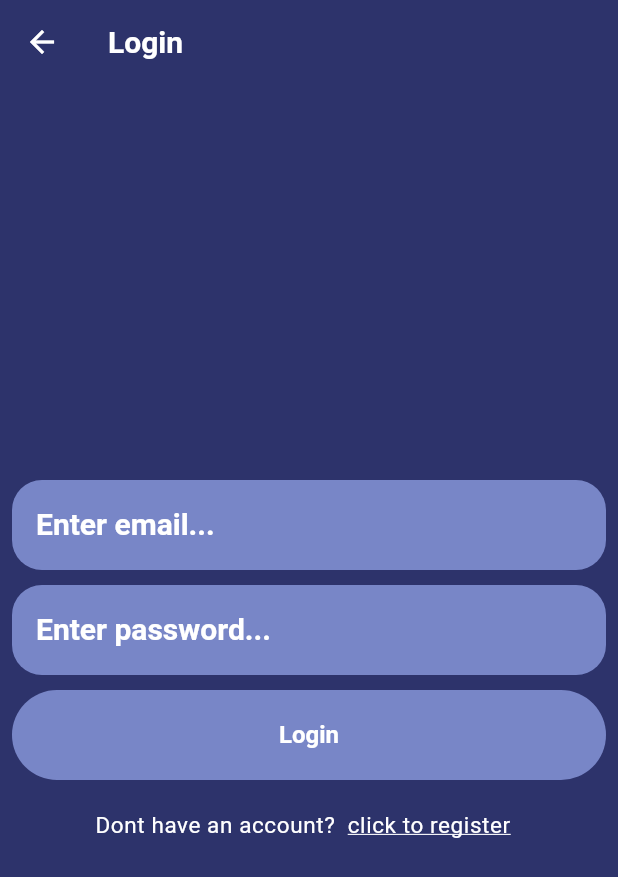
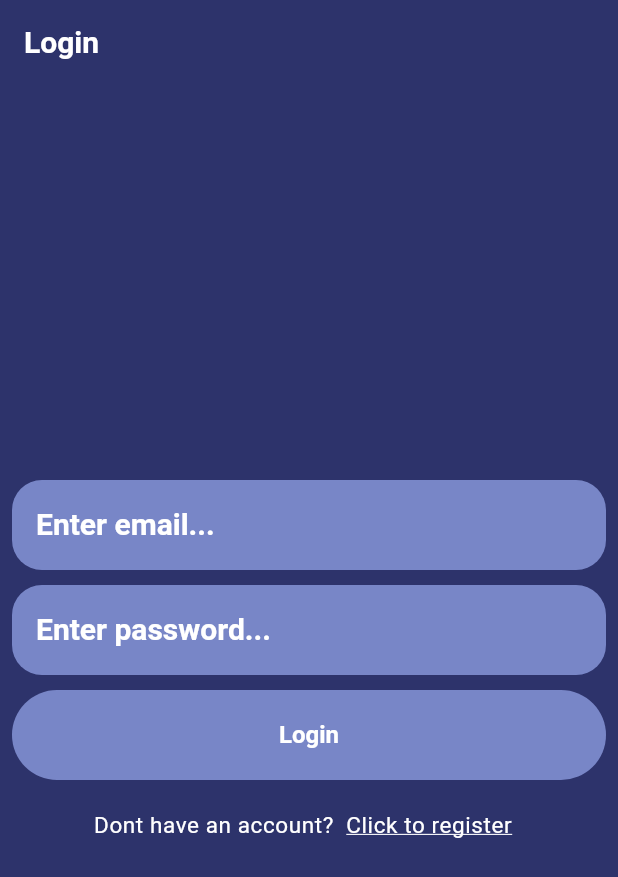
Before and after one commit to RohaanBashir/Talktive, a Flutter app: the LoginPage screen opened directly, on a phone screen of 412 x 824 dp. Shown: the top 877 px of the screen. Run offline on Flutter 3.47's test engine with Material 3 defaults, Android fonts, the light colour scheme and no system bars; our stand-ins replace bloc, flutter_bloc, google_fonts; accounts and stored records are empty.

Commit message:
added backend auth and ui

```diff
--- /dev/null
+++ b/lib/entities/MyUser.dart
@@ -0,0 +1,10 @@
+class MyUser{
+
+  final String uid;
+  final String token;
+  final String name;
+  final String email;
+
+  MyUser({required this.uid, required this.token, required this.name, required this.email});
+
+}
--- /dev/null
+++ b/lib/features/auth/cubit/auth_state.dart
@@ -0,0 +1,15 @@
+part of 'auth_cubit.dart';
+
+@immutable
+sealed class AuthState {}
+
+final class AuthInitial extends AuthState {}
+
+final class AuthSuccess extends AuthState {}
+
+final class AuthError extends AuthState {
+  AuthError({required this.message});
+  final String message;
+}
+
+final class AuthLoading extends AuthState {}
--- a/lib/RegisterPage.dart
+++ b/lib/features/auth/presentation/RegisterPage.dart
@@ -1,8 +1,8 @@
 import 'package:flutter/cupertino.dart';
 import 'package:flutter/material.dart';
 
-import 'CustomButton.dart';
-import 'customTextField.dart';
+import '../../../commonWidgets/CustomButton.dart';
+import '../../../commonWidgets/customTextField.dart';
 
 class RegisterPage extends StatelessWidget {
   RegisterPage({super.key});
--- /dev/null
+++ b/lib/features/auth/presentation/login.dart
@@ -0,0 +1,119 @@
+import 'package:flutter/cupertino.dart';
+import 'package:flutter/material.dart';
+import 'package:flutter_bloc/flutter_bloc.dart';
+import 'package:talktive/commonWidgets/customTextField.dart';
+import 'package:talktive/features/auth/presentation/RegisterPage.dart';
+import 'package:talktive/messages.dart';
+
+import '../../../commonWidgets/CustomButton.dart';
+import '../cubit/auth_cubit.dart';
+
+class LoginPage extends StatelessWidget {
+  LoginPage({super.key});
+
+  TextEditingController emailController = TextEditingController();
+  TextEditingController passController = TextEditingController();
+
+
+
+  @override
+  Widget build(BuildContext context) {
+
+    final authCubit = BlocProvider.of<AuthCubit>(context);
+
+    return Scaffold(
+      appBar: AppBar(title: Text("Login")),
+
+      body: BlocConsumer<AuthCubit, AuthState>(
+        listener: (context, state) {
+          if (state is AuthError) {
+            ScaffoldMessenger.of(
+              context,
+            ).showSnackBar(SnackBar(content: Text(state.message)));
+
+            if(state is AuthSuccess){
+              Navigator.pop(context);
+              Navigator.push(context,MaterialPageRoute(builder: (context) => Messages()));
+            }
+          }
+        },
+        builder: (context, state) {
+          return Center(
+            child: Padding(
+              padding: const EdgeInsets.all(8.0),
+              child: Column(
+                mainAxisAlignment: MainAxisAlignment.center,
+                children: [
+                  CustomTextField(
+                    controller: emailController,
+                    hintText: "Enter email...",
+                  ),
+                  SizedBox(height: 10),
+                  CustomTextField(
+                    controller: passController,
+                    hintText: "Enter password...",
+                    obscureText: true,
+                  ),
+                  SizedBox(height: 10),
+                  SizedBox(
+                    height: 60,
+                    width: double.infinity,
+                    child: ElevatedButton(
+                      onPressed: () {
+                        authCubit.login(emailController.text.toString(), passController.text.toString());
+                      },
+                      style: ElevatedButton.styleFrom(
+                        elevation: 2,
+                        backgroundColor: Theme.of(context).colorScheme.primary,
+                        shadowColor: Colors.transparent,
+                        padding: const EdgeInsets.all(16),
+                        shape: RoundedRectangleBorder(
+                          borderRadius: BorderRadius.circular(50),
+                        ),
+                      ),
+                      child: state is AuthLoading ? CircularProgressIndicator() : Text("Login"),
+                    ),
+                  ),
+
+                  SizedBox(height: 20),
+                  Center(
+                    child: Row(
+                      mainAxisAlignment: MainAxisAlignment.center,
+                      children: [
+                        Text(
+                          "Dont have an account?  ",
+                          style: Theme.of(
+                            context,
+                          ).textTheme.bodySmall!.copyWith(color: Colors.white),
+                        ),
+                        GestureDetector(
+                          onTap: () {
+                            Navigator.push(
+                              context,
+                              MaterialPageRoute(
+                                builder: (context) => RegisterPage(),
+                              ),
+                            );
+                          },
+                          child: Text(
+                            "Click to register  ",
+                            style: Theme.of(
+                              context,
+                            ).textTheme.bodySmall!.copyWith(
+                              color: Colors.white,
+                              decoration: TextDecoration.underline,
+                            ),
+                          ),
+                        ),
+                      ],
+                    ),
+                  ),
+                ],
+              ),
+            ),
+          );
+        },
+      ),
+    );
+  }
+}
--- a/lib/login.dart
+++ /dev/null
@@ -1,66 +0,0 @@
-import 'package:flutter/cupertino.dart';
-import 'package:flutter/material.dart';
-import 'package:talktive/customTextField.dart';
-
-import 'CustomButton.dart';
-
-class LoginPage extends StatelessWidget {
-  LoginPage({super.key});
-
-  TextEditingController emailController = TextEditingController();
-  TextEditingController passController = TextEditingController();
-
-  @override
-  Widget build(BuildContext context) {
-    return Scaffold(
-      appBar: AppBar(title: Text("Login")),
-
-      body: Center(
-        child: Padding(
-          padding: const EdgeInsets.all(8.0),
-          child: Column(
-            mainAxisAlignment: MainAxisAlignment.center,
-            children: [
-              CustomTextField(
-                controller: emailController,
-                hintText: "Enter email...",
-              ),
-              SizedBox(height: 10),
-              CustomTextField(
-                controller: passController,
-                hintText: "Enter password...",
-                obscureText: true,
-              ),
-              SizedBox(height: 10),
-              MyCustomButton(callback: () {}, text: "Login"),
-              SizedBox(height: 20),
-
-              Center(
-                child: Row(
-                  mainAxisAlignment: MainAxisAlignment.center,
-                  children: [
-                    Text(
-                      "Dont have an account?  ",
-                      style: Theme.of(
-                        context,
-                      ).textTheme.bodySmall!.copyWith(color: Colors.white),
-                    ),
-                    GestureDetector(
-                      onTap: () {},
-                      child: Text(
-                        "click to register  ",
-                        style: Theme.of(
-                          context,
-                        ).textTheme.bodySmall!.copyWith(color: Colors.white,decoration: TextDecoration.underline),
-                      ),
-                    ),
-                  ],
-                ),
-              ),
-            ],
-          ),
-        ),
-      ),
-    );
-  }
-}
--- a/pubspec.yaml
+++ b/pubspec.yaml
@@ -35,6 +35,8 @@ dependencies:
   # Use with the CupertinoIcons class for iOS style icons.
   cupertino_icons: ^1.0.8
   google_fonts: ^6.2.1
+  flutter_bloc: ^9.1.0
+  http: ^1.3.0
 
 dev_dependencies:
   flutter_test:
--- a/talktivebackend/package.json
+++ b/talktivebackend/package.json
@@ -3,8 +3,8 @@
   "version": "1.0.0",
   "main": "index.js",
   "scripts": {
-    "dev": "nodemon src /index.ts",
-    "start": "node dist /index.js",
+    "dev": "ts-node-dev src/index.ts",
+    "start": "node dist/index.js",
     "build": "tsc"
   },
   "keywords": [],
```
Also changed, not shown: lib/features/auth/cubit/auth_cubit.dart (added, +43 -0 lines), lib/features/auth/data/auth_repo_imp.dart (added, +73 -0 lines), lib/features/auth/repository/auth_repo.dart (added, +10 -0 lines), lib/main.dart (+14 -7 lines), talktivebackend/tsconfig.json (+9 -8 lines), lib/commonWidgets/CustomButton.dart (renamed from lib/CustomButton.dart), lib/commonWidgets/customTextField.dart (renamed from lib/customTextField.dart), pubspec.lock, 4 other files.
